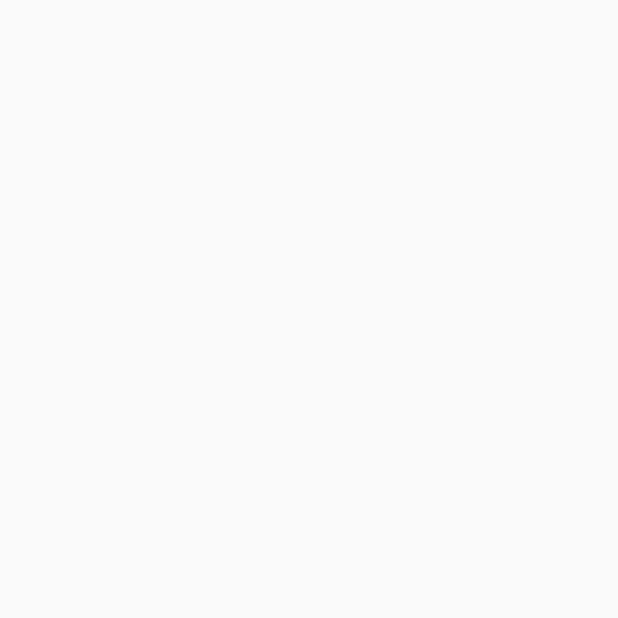
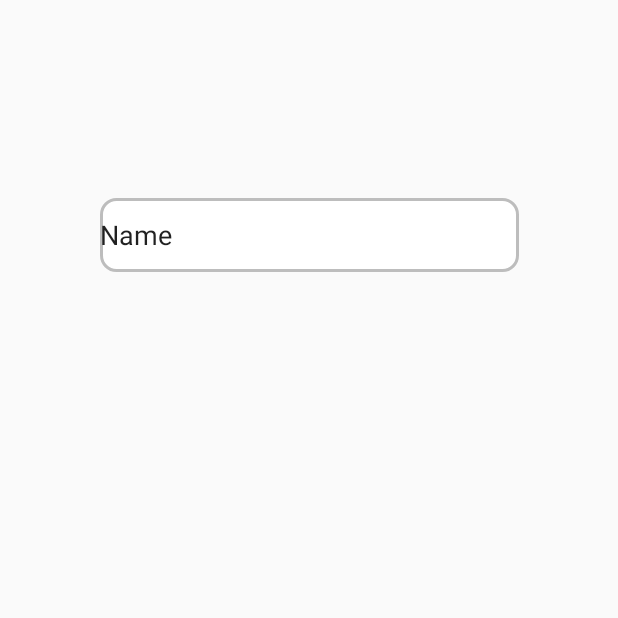
Before and after one commit to abdullahisik/todo-mvvm, an Android app: the UiTodoEntryActivity screen opened directly, with no data from a screen before it, on a phone screen of 412 x 824 dp, the top half of it. Before the commit the part shown is empty. Run offline under Robolectric (Android 15) with nearby library versions, the light colour scheme and no system bars.

Commit message:
edittext style

```diff
--- /dev/null
+++ b/app/src/main/res/drawable/rounded_edittext.xml
@@ -0,0 +1,12 @@
+<?xml version="1.0" encoding="utf-8"?>
+<shape xmlns:android="http://schemas.android.com/apk/res/android"
+    android:shape="rectangle" android:padding="15dp">
+
+    <solid android:color="#FFFFFF" />
+    <corners
+        android:bottomRightRadius="10dp"
+        android:bottomLeftRadius="10dp"
+        android:topLeftRadius="10dp"
+        android:topRightRadius="10dp" />
+    <stroke android:width="2dip" android:color="#bdbdbd" />
+</shape>
--- a/app/src/main/res/layout/activity_ui_todo_entry.xml
+++ b/app/src/main/res/layout/activity_ui_todo_entry.xml
@@ -6,4 +6,17 @@
     android:layout_height="match_parent"
     tools:context=".ui.UiTodoEntryActivity">
 
+    <EditText
+        android:id="@+id/textTitle"
+        android:layout_width="279dp"
+        android:layout_height="49dp"
+        android:layout_marginTop="132dp"
+        android:background="@drawable/rounded_edittext"
+        android:ems="10"
+        android:inputType="textPersonName"
+        android:text="Name"
+        app:layout_constraintEnd_toEndOf="parent"
+        app:layout_constraintStart_toStartOf="parent"
+        app:layout_constraintTop_toTopOf="parent"
+        tools:ignore="MissingConstraints" />
 </androidx.constraintlayout.widget.ConstraintLayout>
```
